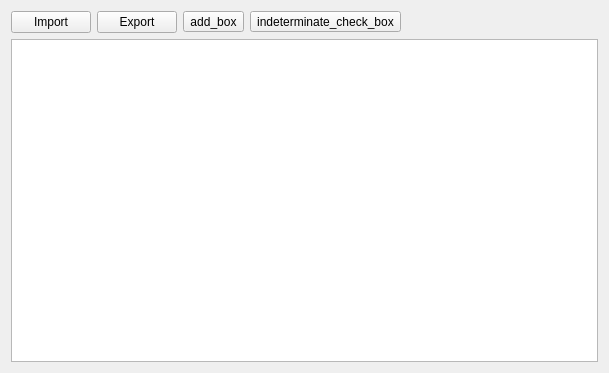
Above: WWplot/ui/table.ui from wwmm/wwplot before the change. Below: the same form after it.
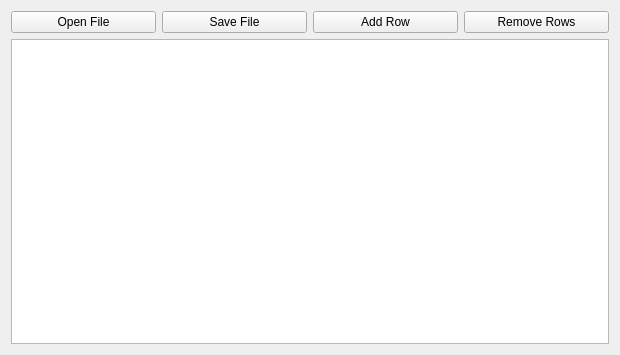
That is the form after the change.

```diff
--- a/WWplot/ui/table.ui
+++ b/WWplot/ui/table.ui
@@ -6,8 +6,8 @@
    <rect>
     <x>0</x>
     <y>0</y>
-    <width>609</width>
-    <height>373</height>
+    <width>620</width>
+    <height>355</height>
    </rect>
   </property>
   <property name="sizePolicy">
@@ -63,36 +63,44 @@
      </attribute>
     </widget>
    </item>
-   <item row="0" column="0">
+   <item row="0" column="0" colspan="5">
+    <layout class="QHBoxLayout" name="horizontalLayout">
+     <item>
     <widget class="QPushButton" name="button_import">
      <property name="sizePolicy">
-      <sizepolicy hsizetype="Fixed" vsizetype="Fixed">
+        <sizepolicy hsizetype="Minimum" vsizetype="Fixed">
        <horstretch>0</horstretch>
        <verstretch>0</verstretch>
       </sizepolicy>
      </property>
      <property name="text">
-      <string>Import</string>
+        <string>Open File</string>
      </property>
     </widget>
    </item>
-   <item row="0" column="1">
+     <item>
     <widget class="QPushButton" name="button_export">
      <property name="sizePolicy">
-      <sizepolicy hsizetype="Fixed" vsizetype="Fixed">
+        <sizepolicy hsizetype="Minimum" vsizetype="Fixed">
        <horstretch>0</horstretch>
        <verstretch>0</verstretch>
       </sizepolicy>
      </property>
      <property name="text">
-      <string>Export</string>
+        <string>Save File</string>
      </property>
     </widget>
    </item>
-   <item row="0" column="3">
-    <widget class="QToolButton" name="button_remove_row">
+     <item>
+      <widget class="QPushButton" name="button_add_row">
+       <property name="sizePolicy">
+        <sizepolicy hsizetype="Minimum" vsizetype="Fixed">
+         <horstretch>0</horstretch>
+         <verstretch>0</verstretch>
+        </sizepolicy>
+       </property>
      <property name="text">
-      <string>indeterminate_check_box</string>
+        <string>Add Row</string>
      </property>
      <property name="iconSize">
       <size>
@@ -102,10 +110,16 @@
      </property>
     </widget>
    </item>
-   <item row="0" column="2">
-    <widget class="QToolButton" name="button_add_row">
+     <item>
+      <widget class="QPushButton" name="button_remove_row">
+       <property name="sizePolicy">
+        <sizepolicy hsizetype="Minimum" vsizetype="Fixed">
+         <horstretch>0</horstretch>
+         <verstretch>0</verstretch>
+        </sizepolicy>
+       </property>
      <property name="text">
-      <string>add_box</string>
+        <string>Remove Rows</string>
      </property>
      <property name="iconSize">
       <size>
@@ -116,11 +130,8 @@
     </widget>
    </item>
   </layout>
-  <zorder>table_view</zorder>
-  <zorder>button_remove_row</zorder>
-  <zorder>button_export</zorder>
-  <zorder>button_add_row</zorder>
-  <zorder>button_import</zorder>
+   </item>
+  </layout>
  </widget>
  <resources/>
  <connections/>
```
Lines whose indentation alone changed are shown as unchanged.
